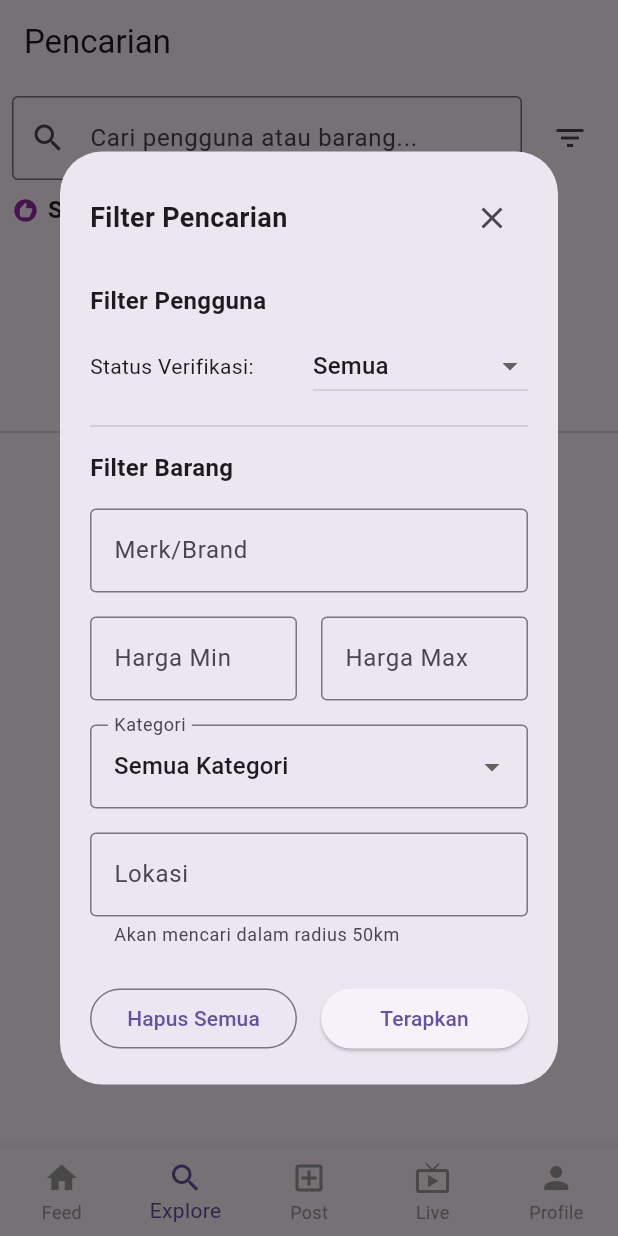
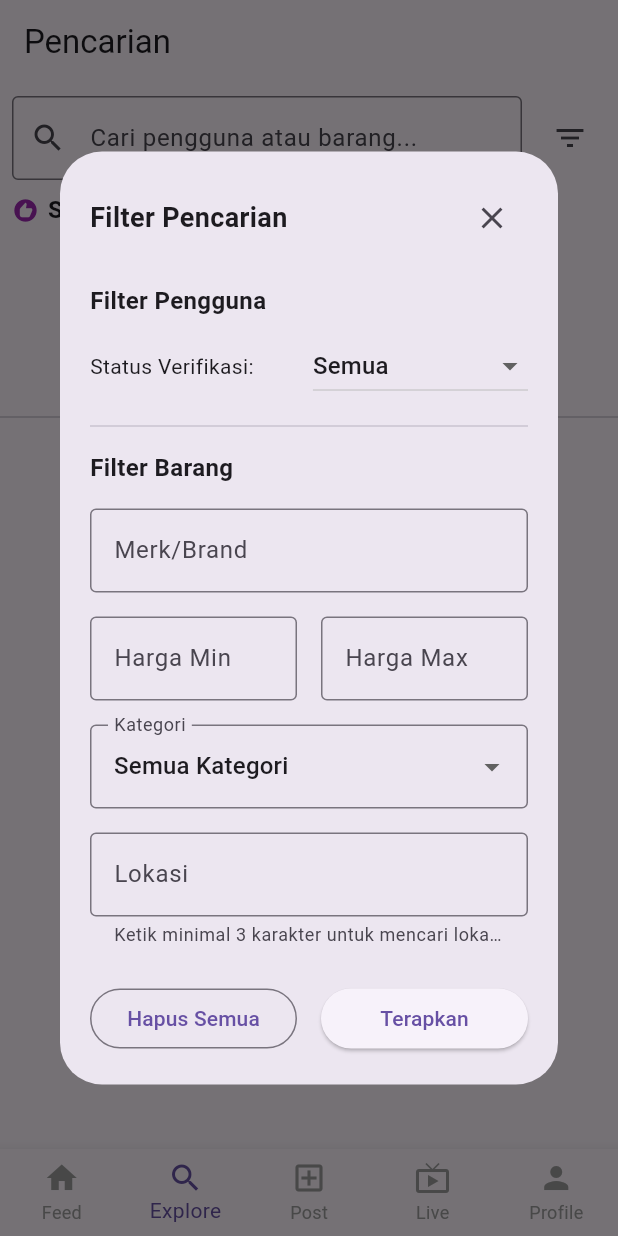
Before and after one commit to RichDH/Tugas-Akhir, a Flutter app: the screen it shows once a user with an empty profile is signed in, item 2 of the bottom bar chosen, after a tap on the "filter list" icon, on a phone screen of 412 x 824 dp. Run offline on Flutter 3.47's test engine with Material 3 defaults, Android fonts, the phone set to English and light mode, and no system bars; our stand-ins replace cached_network_image, cloud_firestore, equatable, firebase_auth, firebase_core, firebase_messaging and 10 more; missing offline and left inert: cloudinary_flutter, cloudinary_public, cloudinary_url_gen, hmssdk_flutter, video_compress, video_thumbnail; accounts and stored records are empty; network calls fail.

Commit message:
search perbaikan sementara

```diff
--- a/program/lib/fitur/search_explore/presentation/screens/search_explore_screen.dart
+++ b/program/lib/fitur/search_explore/presentation/screens/search_explore_screen.dart
@@ -191,7 +191,6 @@ class _SearchSection extends StatelessWidget {
   }
 }
 
-// Widget untuk hasil pencarian post (diperbaiki)
 class _PostSearchResults extends ConsumerWidget {
   final String query;
 
@@ -199,7 +198,7 @@ class _PostSearchResults extends ConsumerWidget {
 
   @override
   Widget build(BuildContext context, WidgetRef ref) {
-    final postsAsync = ref.watch(postSearchProvider(query));
+    final postsAsync = ref.watch(postSearchProvider);
 
     return postsAsync.when(
       data: (posts) {
@@ -207,7 +206,7 @@ class _PostSearchResults extends ConsumerWidget {
           return const Text('Tidak ada barang ditemukan.');
         }
 
-        // ✅ Tampilkan maksimal 3 untuk preview, tapi bisa scroll
+        // Tampilkan maksimal 3 untuk preview
         final displayPosts = posts.take(3).toList();
         final hasMore = posts.length > 3;
 
@@ -230,7 +229,6 @@ class _PostSearchResults extends ConsumerWidget {
               const SizedBox(height: 8),
               TextButton(
                 onPressed: () {
-                  // TODO: Navigate ke halaman hasil lengkap atau expand view
                   _showAllPostsDialog(context, posts);
                 },
                 child: Text('Lihat semua ${posts.length} hasil'),
@@ -553,7 +551,6 @@ class _PostCard extends StatelessWidget {
   }
 }
 
-// Suggested Ads Strip (tetap sama seperti sebelumnya)
 class _SuggestedAdsStrip extends ConsumerWidget {
   const _SuggestedAdsStrip();
 
@@ -562,11 +559,21 @@ class _SuggestedAdsStrip extends ConsumerWidget {
     final adsAsync = ref.watch(suggestedAdsProvider);
 
     return SizedBox(
-      height: 120,
+      height: 110,
       child: adsAsync.when(
         data: (posts) {
           if (posts.isEmpty) {
-            return const SizedBox.shrink();
+            // ✅ Tampilkan "No suggestions" ketika kosong
+            return Center(
+              child: Text(
+                'No suggestions',
+                style: TextStyle(
+                  fontSize: 14,
+                  color: Colors.grey.shade500,
+                  fontStyle: FontStyle.italic,
+                ),
+              ),
+            );
           }
           return ListView.separated(
             scrollDirection: Axis.horizontal,
@@ -579,8 +586,23 @@ class _SuggestedAdsStrip extends ConsumerWidget {
             },
           );
         },
-        loading: () => const Center(child: SizedBox(width: 24, height: 24, child: CircularProgressIndicator(strokeWidth: 2))),
-        error: (e, s) => const SizedBox.shrink(),
+        loading: () => const Center(
+            child: SizedBox(
+                width: 24,
+                height: 24,
+                child: CircularProgressIndicator(strokeWidth: 2)
+            )
+        ),
+        error: (e, s) => Center(
+          child: Text(
+            'No suggestions',
+            style: TextStyle(
+              fontSize: 14,
+              color: Colors.grey.shade500,
+              fontStyle: FontStyle.italic,
+            ),
+          ),
+        ),
       ),
     );
   }
--- a/program/lib/fitur/search_explore/presentation/widgets/filter_dialog.dart
+++ b/program/lib/fitur/search_explore/presentation/widgets/filter_dialog.dart
@@ -3,6 +3,8 @@ import 'package:flutter/material.dart';
 import 'package:flutter_riverpod/flutter_riverpod.dart';
 import '../providers/search_provider.dart';
 import '../../domain/entities/search_filter.dart';
+import '../../../../core/location/locationService.dart';
+import '../../../../core/location/locationSuggestion.dart';
 
 class FilterDialog extends ConsumerStatefulWidget {
   const FilterDialog({super.key});
@@ -20,6 +22,10 @@ class _FilterDialogState extends ConsumerState<FilterDialog> {
 
   String? _selectedCategory;
   bool? _isVerified;
+
+  // ✅ Location suggestions
+  List<LocationSuggestion> _locationSuggestions = [];
+  LocationSuggestion? _selectedLocation;
 
   static const List<String> _categories = [
     'Elektronik',
@@ -44,7 +50,6 @@ class _FilterDialogState extends ConsumerState<FilterDialog> {
     super.initState();
     _tempFilter = ref.read(searchFilterProvider);
 
-    // Initialize controllers with current filter values
     _brandController.text = _tempFilter.brand ?? '';
     _minPriceController.text = _tempFilter.minPrice?.toString() ?? '';
     _maxPriceController.text = _tempFilter.maxPrice?.toString() ?? '';
@@ -62,6 +67,21 @@ class _FilterDialogState extends ConsumerState<FilterDialog> {
     super.dispose();
   }
 
+  // ✅ Search locations seperti di create post
+  Future<void> _searchLocations(String query) async {
+    if (query.length <= 2) {
+      setState(() => _locationSuggestions = []);
+      return;
+    }
+    try {
+      final suggestions = await LocationService.searchLocations(query);
+      setState(() => _locationSuggestions = suggestions);
+    } catch (e) {
+      print('Error searching locations: $e');
+      setState(() => _locationSuggestions = []);
+    }
+  }
+
   void _applyFilter() {
     final newFilter = SearchFilter(
       isVerified: _isVerified,
@@ -73,7 +93,7 @@ class _FilterDialogState extends ConsumerState<FilterDialog> {
           ? null
           : double.tryParse(_maxPriceController.text),
       category: _selectedCategory,
-      location: _locationController.text.isEmpty ? null : _locationController.text,
+      location: _selectedLocation?.displayName ?? (_locationController.text.isEmpty ? null : _locationController.text),
     );
 
     ref.read(searchFilterProvider.notifier).state = newFilter;
@@ -88,12 +108,18 @@ class _FilterDialogState extends ConsumerState<FilterDialog> {
       _locationController.clear();
       _selectedCategory = null;
       _isVerified = null;
+      _selectedLocation = null;
+      _locationSuggestions = [];
     });
   }
 
   @override
   Widget build(BuildContext context) {
     return Dialog(
+      child: Container(
+        constraints: BoxConstraints(
+          maxHeight: MediaQuery.of(context).size.height * 0.8,
+        ),
         child: SingleChildScrollView(
           padding: const EdgeInsets.all(20),
           child: Column(
@@ -122,7 +148,6 @@ class _FilterDialogState extends ConsumerState<FilterDialog> {
               ),
               const SizedBox(height: 8),
 
-            // Verified Status
               Row(
                 children: [
                   const Text('Status Verifikasi: '),
@@ -213,15 +238,49 @@ class _FilterDialogState extends ConsumerState<FilterDialog> {
               ),
               const SizedBox(height: 16),
 
-            // Location
+              // ✅ Location dengan suggestions seperti create post
               TextField(
                 controller: _locationController,
                 decoration: const InputDecoration(
                   labelText: 'Lokasi',
                   border: OutlineInputBorder(),
-                helperText: 'Akan mencari dalam radius 50km',
+                  helperText: 'Ketik minimal 3 karakter untuk mencari lokasi',
+                ),
+                onChanged: (v) => _searchLocations(v),
+              ),
+
+              // ✅ Location suggestions
+              if (_locationSuggestions.isNotEmpty)
+                Container(
+                  margin: const EdgeInsets.only(top: 8),
+                  decoration: BoxDecoration(
+                    border: Border.all(color: Colors.grey.shade300),
+                    borderRadius: BorderRadius.circular(8),
+                  ),
+                  constraints: const BoxConstraints(maxHeight: 150),
+                  child: ListView.separated(
+                    shrinkWrap: true,
+                    itemCount: _locationSuggestions.length,
+                    separatorBuilder: (_, __) => Divider(height: 1, color: Colors.grey.shade200),
+                    itemBuilder: (_, i) {
+                      final loc = _locationSuggestions[i];
+                      return ListTile(
+                        dense: true,
+                        title: Text(loc.displayName, style: const TextStyle(fontSize: 14)),
+                        subtitle: Text(loc.country, style: TextStyle(fontSize: 12, color: Colors.grey.shade600)),
+                        trailing: Icon(Icons.location_on, size: 16, color: Colors.grey.shade600),
+                        onTap: () {
+                          setState(() {
+                            _locationController.text = loc.displayName;
+                            _selectedLocation = loc;
+                            _locationSuggestions = [];
+                          });
+                        },
+                      );
+                    },
                   ),
                 ),
+
               const SizedBox(height: 24),
 
               // Action Buttons
@@ -245,6 +304,7 @@ class _FilterDialogState extends ConsumerState<FilterDialog> {
             ],
           ),
         ),
+      ),
     );
   }
 }
```
Also changed, not shown: program/lib/fitur/search_explore/presentation/providers/search_provider.dart (+92 -49 lines), 4 other files. Lines whose indentation alone changed are shown as unchanged.
